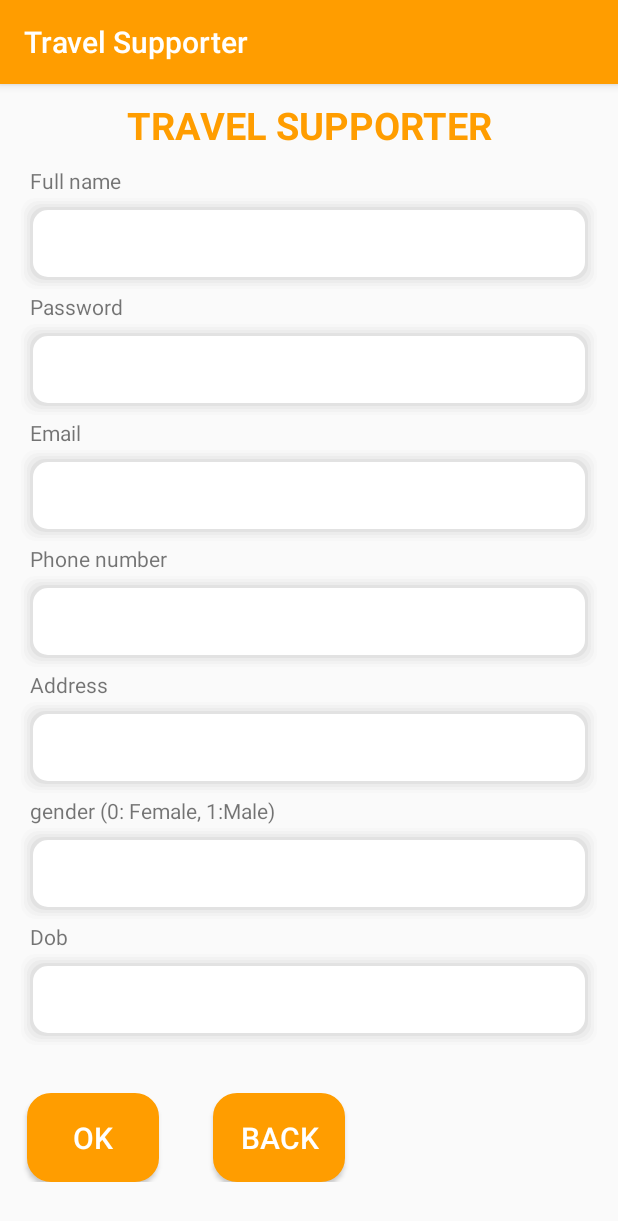
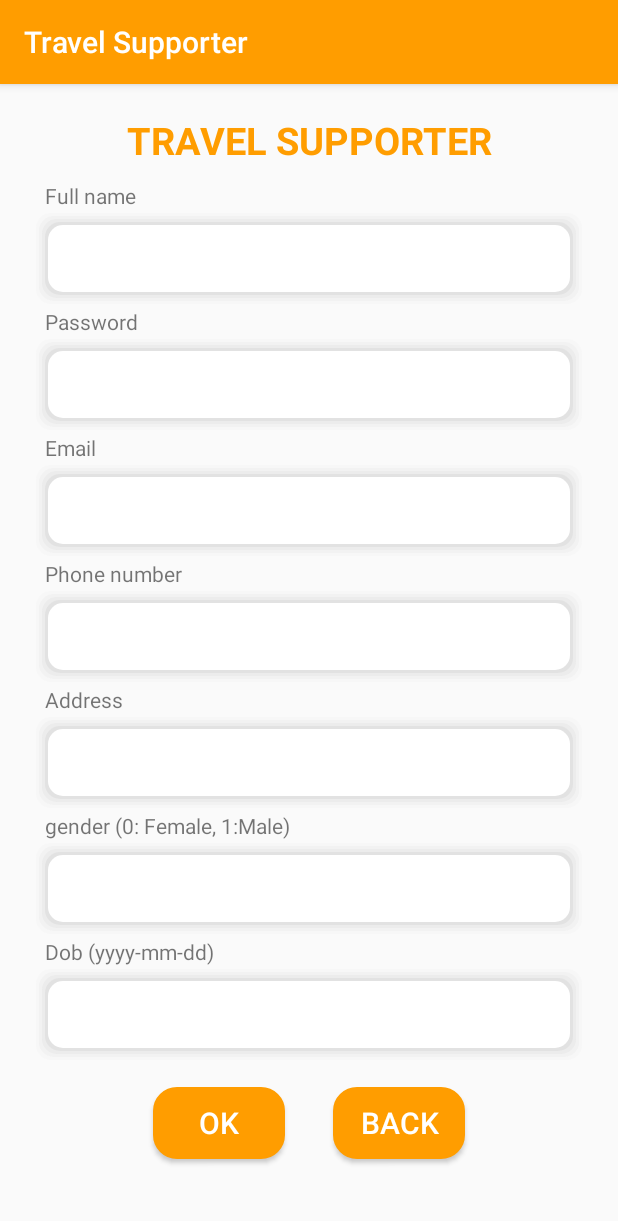
Before and after one commit to dinhhn2000/iOS-CQ2017-32, an Android app: the RegisterActivity screen opened directly, with no data from a screen before it, on a phone screen of 412 x 824 dp. Shown: the top 1221 px of the screen. Run offline under Robolectric (Android 15) with nearby library versions, the light colour scheme and no system bars.

Commit message:
+ Complete Register Activity

```diff
--- a/app/src/main/java/com/example/travelsupporter/API/RegisterRequest.java
+++ b/app/src/main/java/com/example/travelsupporter/API/RegisterRequest.java
@@ -1,6 +1,4 @@
 package com.example.travelsupporter.API;
-
-import android.text.Editable;
 
 public class RegisterRequest {
     private String password;
--- a/app/src/main/java/com/example/travelsupporter/API/Travel_Supporter_Client.java
+++ b/app/src/main/java/com/example/travelsupporter/API/Travel_Supporter_Client.java
@@ -4,7 +4,6 @@ import retrofit2.Call;
 import retrofit2.http.Body;
 import retrofit2.http.GET;
 import retrofit2.http.Header;
-import retrofit2.http.Headers;
 import retrofit2.http.POST;
 import retrofit2.http.Query;
 
@@ -17,4 +16,7 @@ public interface Travel_Supporter_Client {
 
     @POST("user/login")
     Call<LoginResponse> login(@Body LoginRequest loginRequest);
+
+    @POST("user/register")
+    Call<RegisterResponse> register(@Body RegisterRequest registerRequest);
 }
--- a/app/src/main/res/layout/activity_register.xml
+++ b/app/src/main/res/layout/activity_register.xml
@@ -1,10 +1,15 @@
 <?xml version="1.0" encoding="utf-8"?>
-<androidx.constraintlayout.widget.ConstraintLayout xmlns:android="http://schemas.android.com/apk/res/android"
+<ScrollView xmlns:android="http://schemas.android.com/apk/res/android"
     xmlns:app="http://schemas.android.com/apk/res-auto"
     xmlns:tools="http://schemas.android.com/tools"
     android:layout_width="match_parent"
     android:layout_height="match_parent"
-    tools:context=".RegisterActivity">
+    tools:context=".RegisterActivity"
+    android:layout_margin="10dp">
+
+    <androidx.constraintlayout.widget.ConstraintLayout
+        android:layout_width="match_parent"
+        android:layout_height="match_parent">
 
         <TextView
             android:id="@+id/APP_NAME"
@@ -66,6 +71,7 @@
                 android:layout_width="match_parent"
                 android:layout_height="wrap_content"
                 android:layout_marginHorizontal="12dp"
+                android:inputType="textEmailAddress"
                 android:background="@drawable/border_rounded_shadow"
                 android:padding="20dp" />
 
@@ -80,6 +86,7 @@
                 android:layout_width="match_parent"
                 android:layout_height="wrap_content"
                 android:layout_marginHorizontal="12dp"
+                android:inputType="phone"
                 android:background="@drawable/border_rounded_shadow"
                 android:padding="20dp" />
 
@@ -115,7 +122,7 @@
                 android:layout_width="match_parent"
                 android:layout_height="wrap_content"
                 android:paddingStart="20dp"
-            android:text="Dob" />
+                android:text="Dob (yyyy-mm-dd)" />
 
             <EditText
                 android:id="@+id/dod"
@@ -128,7 +135,8 @@
             <LinearLayout
                 android:layout_width="match_parent"
                 android:layout_height="match_parent"
-            android:orientation="horizontal">
+                android:orientation="horizontal"
+                android:gravity="center">
 
                 <Button
                     android:id="@+id/okRegisterInBtn"
@@ -138,7 +146,7 @@
                     android:layout_marginTop="30dp"
                     android:background="@drawable/border_rounded"
                     android:backgroundTint="@color/colorPrimary"
-                android:padding="16dp"
+                    android:layout_margin="16dp"
                     android:text="Ok"
                     android:textColor="#FFFFFF"
                     android:textSize="20dp" />
@@ -151,11 +159,11 @@
                     android:layout_marginTop="30dp"
                     android:background="@drawable/border_rounded"
                     android:backgroundTint="@color/colorPrimary"
-                android:padding="16dp"
+                    android:layout_margin="16dp"
                     android:text="Back"
                     android:textColor="#FFFFFF"
                     android:textSize="20dp" />
             </LinearLayout>
         </LinearLayout>
-
     </androidx.constraintlayout.widget.ConstraintLayout>
+</ScrollView>
--- a/app/src/main/res/layout/activity_tour_list.xml
+++ b/app/src/main/res/layout/activity_tour_list.xml
@@ -13,6 +13,7 @@
         android:layout_height="50dp"
         android:background="@null"
         android:drawableStart="@drawable/ic_search_black_24dp"
+        android:drawablePadding="20dp"
         android:hint="Search"
         android:importantForAutofill="auto"
         android:inputType="text"
```
Also changed, not shown: app/src/main/java/com/example/travelsupporter/API/RegisterResponse.java (added, +107 -0 lines), app/src/main/java/com/example/travelsupporter/LoginActivity.java (+12 -0 lines), app/src/main/java/com/example/travelsupporter/RegisterActivity.java (+35 -2 lines). Lines whose indentation alone changed are shown as unchanged.
